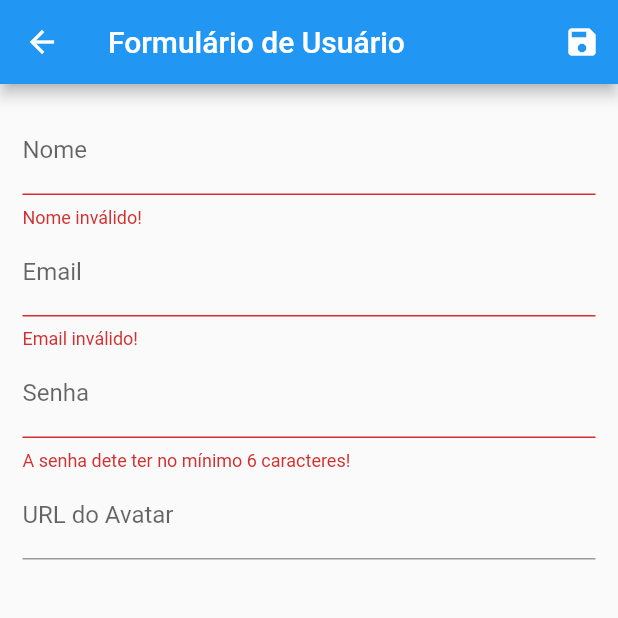
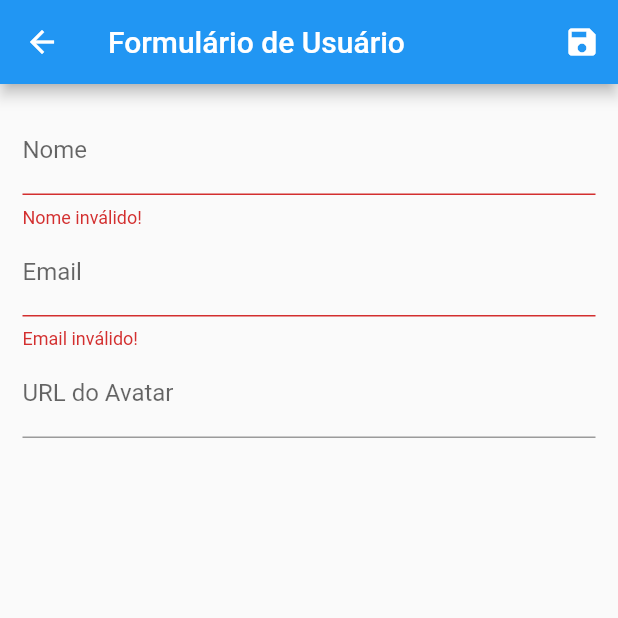
Before and after one commit to alemon-ice/crud-with-flutter, a Flutter app: the UserForm screen opened by its route, after a tap on the "save" icon, on a phone screen of 412 x 824 dp, the top half of it. Run offline on Flutter 3.47's test engine with Material 2 defaults, Android fonts, the phone set to English and light mode, and no system bars; network calls fail.

Commit message:
Edit User

```diff
--- a/lib/data/dummy_users.dart
+++ b/lib/data/dummy_users.dart
@@ -5,7 +5,6 @@ const DUMMY_USERS = {
     id: '1',
     name: 'Rafael Dias',
     email: 'rafael.dias@client.com',
-    password: 'rafael_client_1234',
     avatarUrl:
         'https://cdn.pixabay.com/photo/2020/05/16/00/32/wallpapers-5175525_960_720.png',
   ),
@@ -13,7 +12,6 @@ const DUMMY_USERS = {
     id: '2',
     name: 'Bianca Castilho',
     email: 'bianca.castilho@client.com',
-    password: 'bianca_client_1234',
     avatarUrl:
         'https://cdn.pixabay.com/photo/2020/05/16/00/33/wallpapers-5175527_960_720.png',
   ),
@@ -21,7 +19,6 @@ const DUMMY_USERS = {
     id: '3',
     name: 'Diego Fernandes',
     email: 'diego.fernandes@client.com',
-    password: 'diego_client_1234',
     avatarUrl:
         'https://cdn.pixabay.com/photo/2020/05/16/00/25/wallpapers-5175518_960_720.png',
   ),
@@ -29,7 +26,6 @@ const DUMMY_USERS = {
     id: '4',
     name: 'Maria Paula',
     email: 'maria.paula@client.com',
-    password: 'maria_client_1234',
     avatarUrl:
         'https://cdn.pixabay.com/photo/2016/03/31/19/58/avatar-1295429_1280.png',
   ),
--- a/lib/models/user.dart
+++ b/lib/models/user.dart
@@ -4,14 +4,12 @@ class User {
   final String id;
   final String name;
   final String email;
-  final String password;
   final String avatarUrl;
 
   const User({
     this.id,
     @required this.name,
     @required this.email,
-    @required this.password,
     @required this.avatarUrl,
   });
 }
--- a/lib/provider/users.dart
+++ b/lib/provider/users.dart
@@ -32,7 +32,6 @@ class Users with ChangeNotifier {
           id: user.id,
           name: user.name,
           email: user.email,
-          password: user.password,
           avatarUrl: user.avatarUrl,
         ),
       );
@@ -45,7 +44,6 @@ class Users with ChangeNotifier {
                 id: id,
                 name: user.name,
                 email: user.email,
-                password: user.password,
                 avatarUrl: user.avatarUrl,
               ));
     }
--- a/lib/views/user_form.dart
+++ b/lib/views/user_form.dart
@@ -7,8 +7,21 @@ class UserForm extends StatelessWidget {
   final _form = GlobalKey<FormState>();
   final Map<String, String> _formData = {};
 
+  void _loadFormData(User user) {
+    if (user != null) {
+      _formData['id'] = user.id;
+      _formData['name'] = user.name;
+      _formData['email'] = user.email;
+      _formData['avatarUrl'] = user.avatarUrl;
+    }
+  }
+
   @override
   Widget build(BuildContext context) {
+    final User user = ModalRoute.of(context).settings.arguments;
+
+    _loadFormData(user);
+
     return Scaffold(
       appBar: AppBar(
         title: Text('Formulário de Usuário'),
@@ -25,7 +38,6 @@ class UserForm extends StatelessWidget {
                     id: _formData['id'],
                     name: _formData['name'],
                     email: _formData['email'],
-                    password: _formData['password'],
                     avatarUrl: _formData['avatarUrl'],
                   ),
                 );
@@ -42,6 +54,7 @@ class UserForm extends StatelessWidget {
             child: Column(
               children: <Widget>[
                 TextFormField(
+                  initialValue: _formData['name'],
                   decoration: InputDecoration(labelText: 'Nome'),
                   validator: (value) {
                     if (value == null || value.trim().isEmpty) {
@@ -52,6 +65,7 @@ class UserForm extends StatelessWidget {
                   onSaved: (newValue) => _formData['name'] = newValue,
                 ),
                 TextFormField(
+                  initialValue: _formData['email'],
                   decoration: InputDecoration(labelText: 'Email'),
                   validator: (value) {
                     if (value == null || value.trim().isEmpty) {
@@ -62,16 +76,7 @@ class UserForm extends StatelessWidget {
                   onSaved: (newValue) => _formData['email'] = newValue,
                 ),
                 TextFormField(
-                  decoration: InputDecoration(labelText: 'Senha'),
-                  validator: (value) {
-                    if (value.length < 6) {
-                      return 'A senha dete ter no mínimo 6 caracteres!';
-                    }
-                    return null;
-                  },
-                  onSaved: (newValue) => _formData['password'] = newValue,
-                ),
-                TextFormField(
+                  initialValue: _formData['avatarUrl'],
                   decoration: InputDecoration(labelText: 'URL do Avatar'),
                   onSaved: (newValue) => _formData['avatarUrl'] = newValue,
                 ),
```
